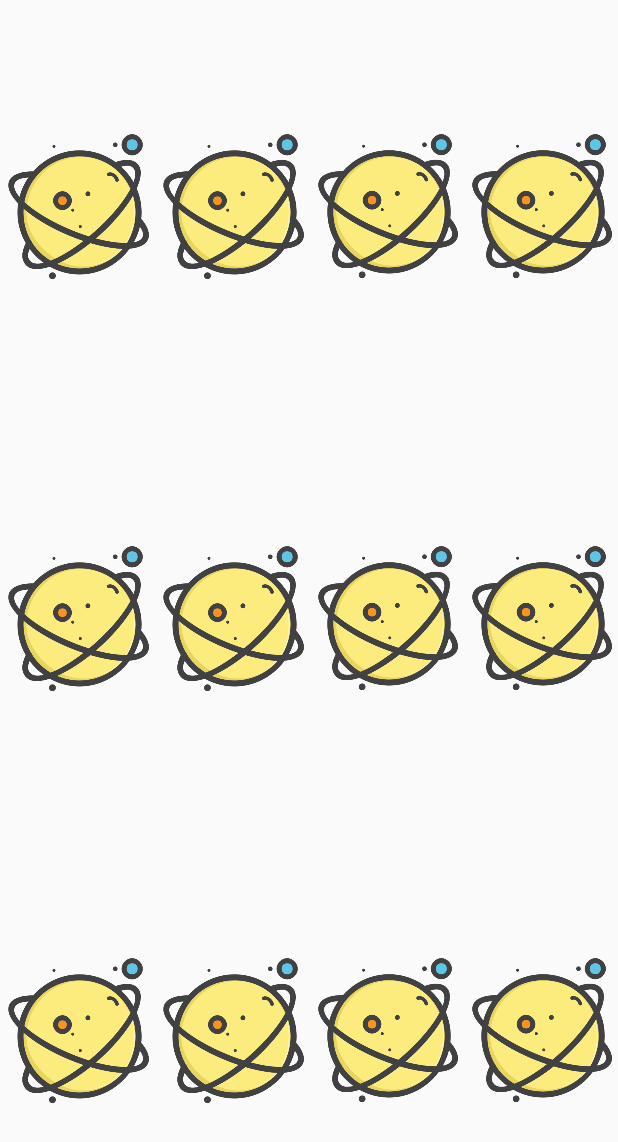
After one commit to helenzzq/CrazyMatch, an Android app: the layout images.xml on its own in the app's theme, with its tools: preview values and no code run, on a phone screen of 412 x 824 dp. The commit adds this screen. Shown: the top 1142 px of the screen. Run offline under Robolectric (Android 15) with nearby library versions, the phone set to English and light mode, and no system bars.

Commit message:
Create a new matching game

```diff
--- /dev/null
+++ b/app/src/main/java/com/example/crazymatch/MatchBoard.java
@@ -0,0 +1,4 @@
+package com.example.crazymatch;
+
+public class MatchBoard {
+}
--- /dev/null
+++ b/app/src/main/res/layout/images.xml
@@ -0,0 +1,141 @@
+<?xml version="1.0" encoding="utf-8"?>
+<LinearLayout xmlns:android="http://schemas.android.com/apk/res/android"
+    android:orientation="vertical"
+    android:layout_width="match_parent"
+    android:layout_height="match_parent"
+    android:weightSum="3"
+    >
+
+    <LinearLayout
+        android:layout_width="match_parent"
+        android:layout_height="match_parent"
+        android:orientation="horizontal"
+        android:layout_weight="1"
+        android:weightSum="4">
+
+        <ImageView
+            android:id="@+id/iv_11"
+    android:layout_width="match_parent"
+    android:layout_height="match_parent"
+            android:adjustViewBounds="true"
+            android:scaleType="centerInside"
+            android:layout_weight="1"
+            android:src="@drawable/planet" />
+
+        <ImageView
+            android:id="@+id/iv_12"
+            android:layout_width="match_parent"
+            android:layout_height="match_parent"
+            android:adjustViewBounds="true"
+            android:scaleType="centerInside"
+            android:layout_weight="1"
+            android:src="@drawable/planet" />
+
+        <ImageView
+            android:id="@+id/iv_13"
+    android:layout_width="match_parent"
+    android:layout_height="match_parent"
+            android:adjustViewBounds="true"
+            android:scaleType="centerInside"
+            android:layout_weight="1"
+            android:src="@drawable/planet" />
+
+        <ImageView
+            android:id="@+id/iv_14"
+    android:layout_width="match_parent"
+    android:layout_height="match_parent"
+            android:adjustViewBounds="true"
+            android:scaleType="centerInside"
+            android:layout_weight="1"
+            android:src="@drawable/planet" />
+    </LinearLayout>
+    <LinearLayout
+        android:layout_width="match_parent"
+        android:layout_height="match_parent"
+        android:orientation="horizontal"
+        android:layout_weight="1"
+        android:weightSum="4">
+
+        <ImageView
+            android:id="@+id/iv_21"
+    android:layout_width="match_parent"
+    android:layout_height="match_parent"
+            android:adjustViewBounds="true"
+            android:scaleType="centerInside"
+            android:layout_weight="1"
+            android:src="@drawable/planet" />
+
+        <ImageView
+            android:id="@+id/iv_22"
+    android:layout_width="match_parent"
+    android:layout_height="match_parent"
+            android:adjustViewBounds="true"
+            android:scaleType="centerInside"
+            android:layout_weight="1"
+            android:src="@drawable/planet" />
+
+        <ImageView
+            android:id="@+id/iv_23"
+    android:layout_width="match_parent"
+    android:layout_height="match_parent"
+            android:adjustViewBounds="true"
+            android:scaleType="centerInside"
+            android:layout_weight="1"
+            android:src="@drawable/planet" />
+
+        <ImageView
+            android:id="@+id/iv_24"
+    android:layout_width="match_parent"
+    android:layout_height="match_parent"
+            android:adjustViewBounds="true"
+            android:scaleType="centerInside"
+            android:layout_weight="1"
+            android:src="@drawable/planet" />
+    </LinearLayout>
+    <LinearLayout
+        android:layout_width="match_parent"
+        android:layout_height="match_parent"
+        android:orientation="horizontal"
+        android:layout_weight="1"
+        android:weightSum="4">
+
+        <ImageView
+            android:id="@+id/iv_31"
+        android:layout_width="match_parent"
+        android:layout_height="match_parent"
+            android:adjustViewBounds="true"
+            android:scaleType="centerInside"
+            android:layout_weight="1"
+            android:src="@drawable/planet" />
+
+        <ImageView
+            android:id="@+id/iv_32"
+    android:layout_width="match_parent"
+    android:layout_height="match_parent"
+            android:adjustViewBounds="true"
+            android:scaleType="centerInside"
+            android:layout_weight="1"
+            android:src="@drawable/planet" />
+
+        <ImageView
+            android:id="@+id/iv_33"
+    android:layout_width="match_parent"
+    android:layout_height="match_parent"
+            android:adjustViewBounds="true"
+            android:scaleType="centerInside"
+            android:layout_weight="1"
+            android:src="@drawable/planet" />
+
+        <ImageView
+            android:id="@+id/iv_34"
+    android:layout_width="match_parent"
+    android:layout_height="match_parent"
+            android:adjustViewBounds="true"
+            android:scaleType="centerInside"
+            android:layout_weight="1"
+            android:src="@drawable/planet" />
+    </LinearLayout>
+
+
+
+</LinearLayout>
--- a/app/src/main/res/values/strings.xml
+++ b/app/src/main/res/values/strings.xml
@@ -1,3 +1,5 @@
 <resources>
     <string name="app_name">Crazymatch</string>
+    <string name="hidden">hidden</string>
+    <string name="score">Score:</string>>
 </resources>
```
Also changed, not shown: app/src/main/AndroidManifest.xml (+6 -1 lines), app/src/main/java/com/example/crazymatch/MatchActivity.java (added, +186 -0 lines), app/src/main/res/layout/activity_matching.xml (added, +39 -0 lines).
